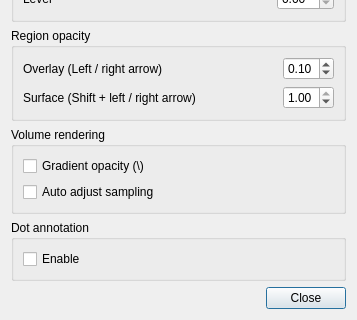
The window that qt/SettingsDialog.ui (RENCI/Segmentor) describes before a commit, drawn with Qt 5; both pictures show x 0 to 357 and y 152 to 472 of the 357 by 472 pixel window.
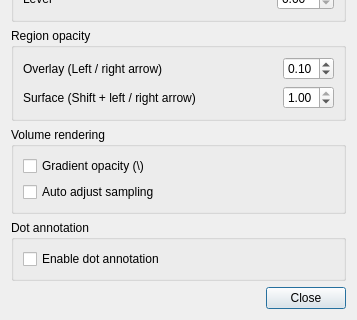
The same window after the commit.

Commit message: Add warning when switching to dot annotation mode

What changed in the file:
```diff
--- a/qt/SettingsDialog.ui
+++ b/qt/SettingsDialog.ui
@@ -341,7 +341,7 @@
         <item>
          <widget class="QCheckBox" name="enableDotAnnotationCheckBox">
           <property name="text">
-           <string>Enable</string>
+           <string>Enable dot annotation</string>
           </property>
          </widget>
         </item>
```
The commit also changes 3 other files.
